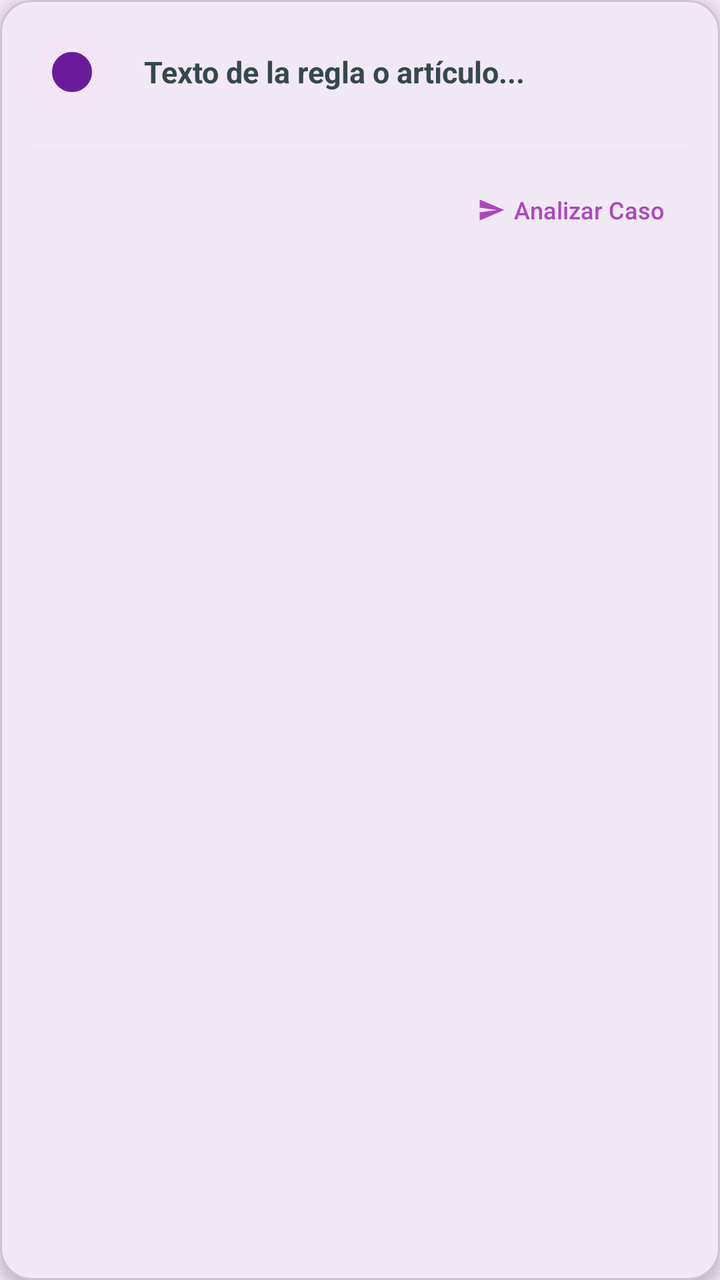
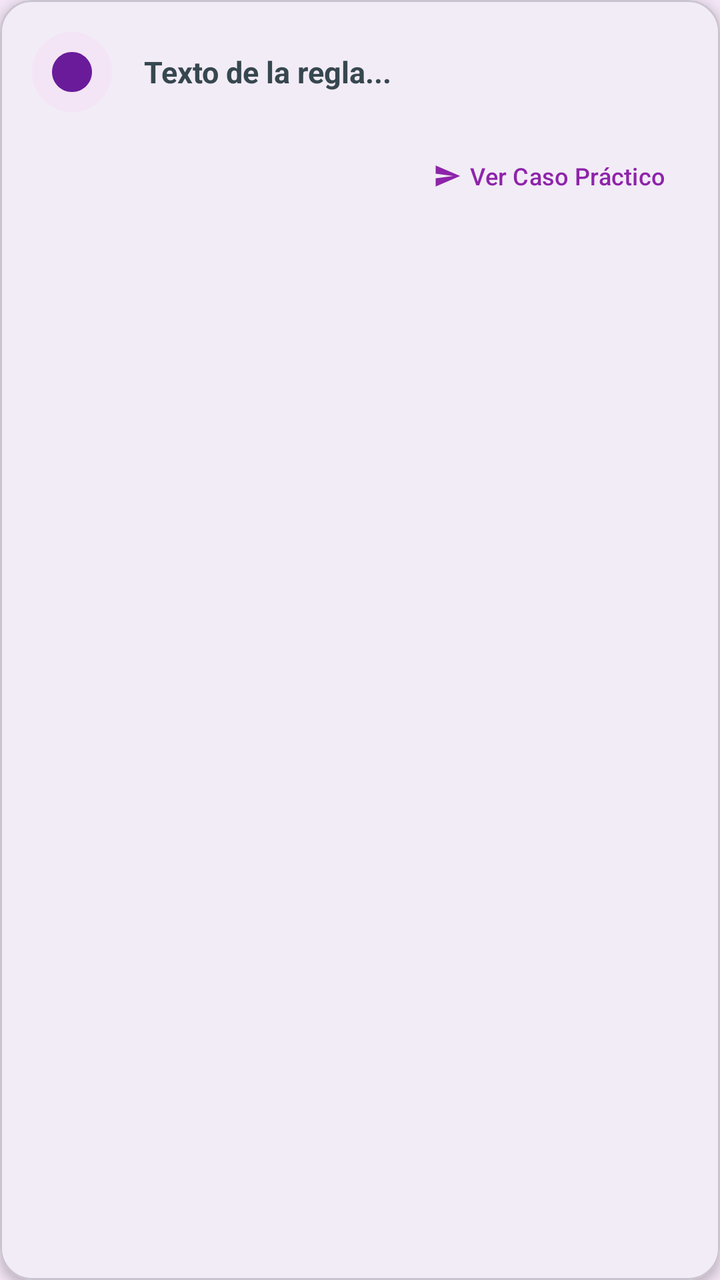

The first picture is an Android layout as it rendered before a commit; the second is the same layout after the commit. The layout source and the unified diff follow.
<!-- AndroidManifest.xml: application theme Theme.ReglamentoUpp -->
<!-- res/layout/item_list.xml -->
<?xml version="1.0" encoding="utf-8"?>
<com.google.android.material.card.MaterialCardView
    xmlns:android="http://schemas.android.com/apk/res/android"
    xmlns:app="http://schemas.android.com/apk/res-auto"
    android:id="@+id/card_root"
    android:layout_width="match_parent"
    android:layout_height="wrap_content"
    android:layout_marginHorizontal="12dp"
    android:layout_marginVertical="6dp"
    android:clickable="true"
    android:focusable="true"
    android:foreground="?attr/selectableItemBackground"
    app:cardBackgroundColor="@color/white"
    app:cardCornerRadius="16dp"
    app:cardElevation="4dp">

    <LinearLayout
        android:layout_width="match_parent"
        android:layout_height="wrap_content"
        android:orientation="vertical">

        <LinearLayout
            android:layout_width="match_parent"
            android:layout_height="wrap_content"
            android:orientation="horizontal"
            android:padding="16dp"
            android:gravity="center_vertical">

            <ImageView
                android:id="@+id/item_icon"
                android:layout_width="40dp"
                android:layout_height="40dp"
                android:src="@drawable/ic_check_circle"
                app:tint="@color/upp_primary"
                android:background="@drawable/white_circle_bg"
                android:backgroundTint="#F3E5F5"
                android:padding="8dp"/>

            <TextView
                android:id="@android:id/text1"
                android:layout_width="0dp"
                android:layout_height="wrap_content"
                android:layout_weight="1"
                android:layout_marginStart="16dp"
                android:text="Texto de la regla o artículo..."
                android:textSize="15sp"
                android:textStyle="bold"
                android:textColor="@color/text_primary"
                android:lineSpacingExtra="3dp"/>
        </LinearLayout>

        <View
            android:layout_width="match_parent"
            android:layout_height="1dp"
            android:background="#EEEEEE"
            android:layout_marginHorizontal="16dp"/>

        <LinearLayout
            android:layout_width="match_parent"
            android:layout_height="wrap_content"
            android:gravity="end"
            android:paddingHorizontal="16dp"
            android:paddingVertical="8dp">

            <com.google.android.material.button.MaterialButton
                android:id="@+id/btn_case_study"
                style="@style/Widget.Material3.Button.TextButton"
                android:layout_width="wrap_content"
                android:layout_height="wrap_content"
                android:text="Analizar Caso"
                android:textColor="@color/upp_accent"
                android:textSize="12sp"
                app:icon="@drawable/ic_send"
                app:iconSize="14dp"
                app:iconTint="@color/upp_accent"/>
        </LinearLayout>

    </LinearLayout>
</com.google.android.material.card.MaterialCardView>
<!-- resources referenced by this layout -->
<resources>
  <color name="text_primary">#37474F</color>
  <color name="upp_accent">#AB47BC</color>
  <color name="upp_primary">#6A1B9A</color>
  <color name="white">#FFFFFF</color>
  <!-- drawable ic_check_circle (drawable) -->
  <vector xmlns:android="http://schemas.android.com/apk/res/android"
      android:width="24dp"
      android:height="24dp"
      android:viewportWidth="24"
      android:viewportHeight="24">
      <path
          android:fillColor="#C8E6C9"
          android:pathData="M12,2C6.48,2 2,6.48 2,12s4.48,10 10,10 10,-4.48 10,-10S17.52,2 12,2z"/>
      <path
          android:fillColor="#4CAF50"
          android:pathData="M12,4C7.58,4 4,7.58 4,12s3.58,8 8,8 8,-3.58 8,-8S16.42,4 12,4z"/>
      <path
          android:fillColor="#FFFFFF"
          android:pathData="M9.29,16.29L5.7,12.7c-0.39,-0.39 -0.39,-1.02 0,-1.41l1.41,-1.41c0.39,-0.39 1.02,-0.39 1.41,0L10.7,12.17l4.7,-4.7c0.39,-0.39 1.02,-0.39 1.41,0l1.41,1.41c0.39,0.39 0.39,1.02 0,1.41l-6.11,6.11c-0.39,0.39 -1.02,0.39 -1.41,0z"/>
  </vector>
  <!-- drawable ic_send (drawable) -->
  <?xml version="1.0" encoding="utf-8"?>
  <vector xmlns:android="http://schemas.android.com/apk/res/android"
      android:width="24dp"
      android:height="24dp"
      android:viewportWidth="24"
      android:viewportHeight="24"
      android:tint="?attr/colorOnPrimary">
      <path
          android:fillColor="@android:color/white"
          android:pathData="M2.01,21L23,12 2.01,3 2,10l15,2 -15,2z" />
  </vector>
  <!-- drawable white_circle_bg (drawable) -->
  <?xml version="1.0" encoding="utf-8"?>
  <shape xmlns:android="http://schemas.android.com/apk/res/android" android:shape="oval">
      <solid android:color="@color/white"/>
  </shape>
  <style name="Theme.ReglamentoUpp" parent="Base.Theme.ReglamentoUpp" />
  <style name="Base.Theme.ReglamentoUpp" parent="Theme.Material3.DayNight.NoActionBar">
          <item name="colorPrimary">@color/upp_primary</item>
          <item name="colorPrimaryVariant">@color/upp_primary_dark</item>
          <item name="colorOnPrimary">@color/text_light</item>
  
          <item name="colorSecondary">@color/upp_secondary</item>
          <item name="colorOnSecondary">@color/text_light</item>
  
          <item name="android:statusBarColor">@color/upp_primary_dark</item>
          <item name="android:windowLightStatusBar">false</item> <item name="android:colorBackground">@color/app_bg</item>
          <item name="colorSurface">@color/surface_color</item>
      </style>
  <color name="upp_primary_dark">#4A148C</color>
  <color name="text_light">#FFFFFF</color>
  <color name="upp_secondary">#8E24AA</color>
  <color name="app_bg">#F3E5F5</color>
  <color name="surface_color">#FFFFFF</color>
</resources>

<!-- the commit's change to res/layout/item_list.xml (unified diff, before → after) -->
@@ -12,18 +12,18 @@
     android:foreground="?attr/selectableItemBackground"
     app:cardBackgroundColor="@color/white"
     app:cardCornerRadius="16dp"
-    app:cardElevation="4dp">
+    app:cardElevation="3dp">
 
     <LinearLayout
         android:layout_width="match_parent"
         android:layout_height="wrap_content"
-        android:orientation="vertical">
+        android:orientation="vertical"
+        android:padding="16dp">
 
         <LinearLayout
             android:layout_width="match_parent"
             android:layout_height="wrap_content"
             android:orientation="horizontal"
-            android:padding="16dp"
             android:gravity="center_vertical">
 
             <ImageView
@@ -42,38 +42,26 @@
                 android:layout_height="wrap_content"
                 android:layout_weight="1"
                 android:layout_marginStart="16dp"
-                android:text="Texto de la regla o artículo..."
+                android:text="Texto de la regla..."
                 android:textSize="15sp"
                 android:textStyle="bold"
                 android:textColor="@color/text_primary"
-                android:lineSpacingExtra="3dp"/>
+                android:lineSpacingExtra="2dp"/>
         </LinearLayout>
 
-        <View
-            android:layout_width="match_parent"
-            android:layout_height="1dp"
-            android:background="#EEEEEE"
-            android:layout_marginHorizontal="16dp"/>
-
-        <LinearLayout
-            android:layout_width="match_parent"
+        <com.google.android.material.button.MaterialButton
+            android:id="@+id/btn_case_study"
+            style="@style/Widget.Material3.Button.TextButton"
+            android:layout_width="wrap_content"
             android:layout_height="wrap_content"
-            android:gravity="end"
-            android:paddingHorizontal="16dp"
-            android:paddingVertical="8dp">
-
-            <com.google.android.material.button.MaterialButton
-                android:id="@+id/btn_case_study"
-                style="@style/Widget.Material3.Button.TextButton"
-                android:layout_width="wrap_content"
-                android:layout_height="wrap_content"
-                android:text="Analizar Caso"
-                android:textColor="@color/upp_accent"
-                android:textSize="12sp"
-                app:icon="@drawable/ic_send"
-                app:iconSize="14dp"
-                app:iconTint="@color/upp_accent"/>
-        </LinearLayout>
+            android:text="Ver Caso Práctico"
+            android:textColor="@color/upp_secondary"
+            android:textSize="12sp"
+            app:icon="@drawable/ic_send"
+            app:iconSize="14dp"
+            app:iconTint="@color/upp_secondary"
+            android:layout_gravity="end"
+            android:layout_marginTop="8dp"/>
 
     </LinearLayout>
 </com.google.android.material.card.MaterialCardView>
<!-- resource entries referenced after the edit -->
@@ -1,7 +1,6 @@
 <!-- resources referenced by this layout -->
 <resources>
   <color name="text_primary">#37474F</color>
-  <color name="upp_accent">#AB47BC</color>
   <color name="upp_primary">#6A1B9A</color>
   <color name="white">#FFFFFF</color>
   <!-- drawable ic_check_circle (drawable) -->
